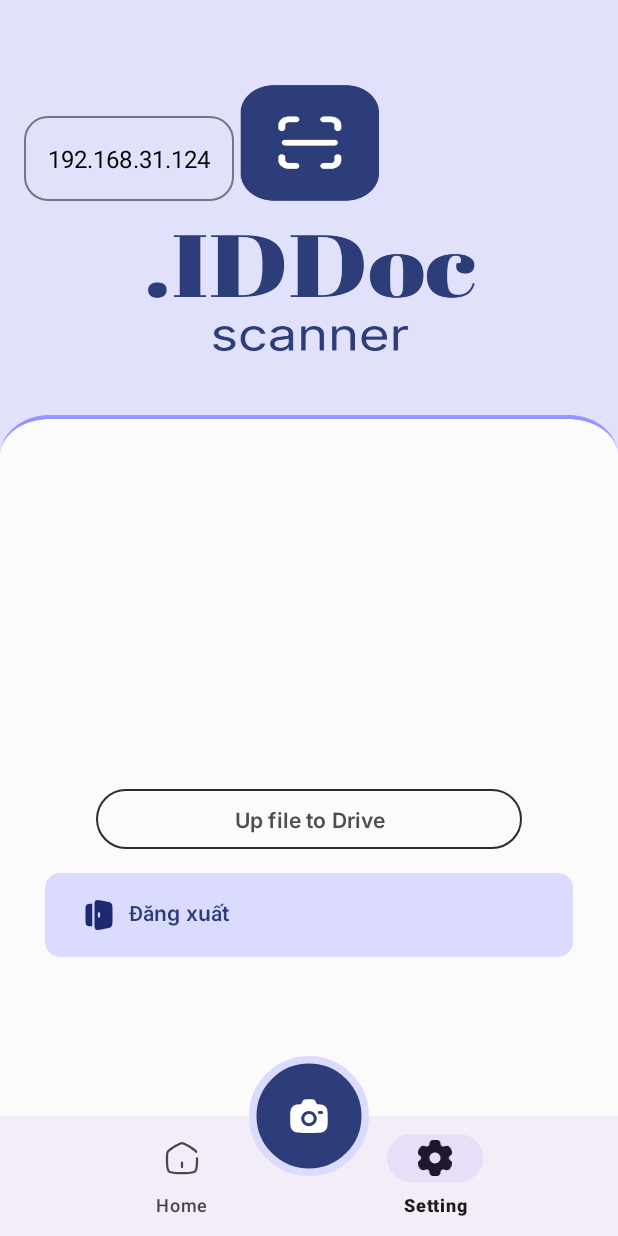
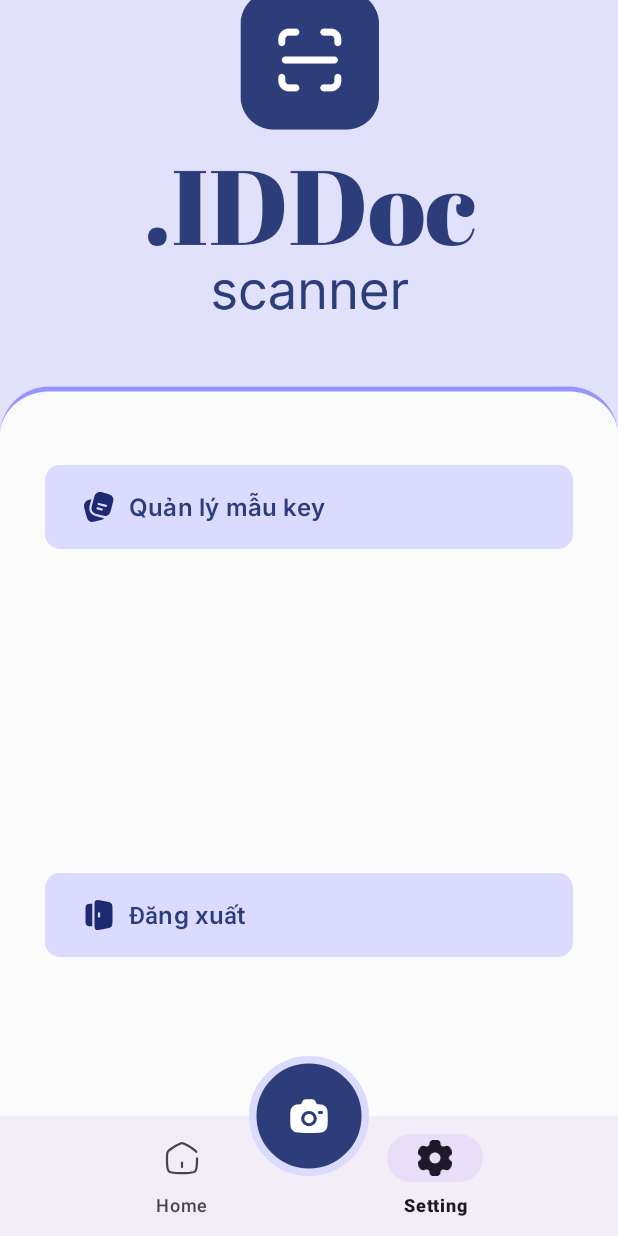
Before and after one commit to phongpn-14/smart-ocr, an Android app: the SettingFragment screen opened through its navigation route, on a phone screen of 412 x 824 dp. Run offline under Robolectric (Android 15) with nearby library versions, the light colour scheme and no system bars; our stand-ins replace Dagger/Hilt's generated code, EventBus, Firebase (no records; nobody signed in at launch, a user with empty details on screens opened directly), data binding, navigation-ui; libraries missing offline, so code that uses them is left out: com.airbnb.lottie, com.github.florent37.viewanimator, com.google.api.client, com.google.api.services, com.hjq.permissions and 1 more; network calls fail; 2 statements that could not run were skipped.

Commit message:
update auto fill

```diff
--- a/app/src/main/java/com/example/smartocr/ui/template/AutoFillViewDetailCCCDFragment.kt
+++ b/app/src/main/java/com/example/smartocr/ui/template/AutoFillViewDetailCCCDFragment.kt
@@ -40,7 +40,6 @@
             e.printStackTrace()
         }
 
-        binding.btSave.isVisible = editable
         binding.tvName.isEnabled = editable
         binding.tvBirthday.isEnabled = editable
         binding.tvId.isEnabled = editable
--- /dev/null
+++ b/app/src/main/res/drawable/ic_key_manage.xml
@@ -0,0 +1,13 @@
+<vector xmlns:android="http://schemas.android.com/apk/res/android"
+    android:width="20dp"
+    android:height="20dp"
+    android:viewportWidth="20"
+    android:viewportHeight="20">
+  <path
+      android:pathData="M2.295,12.264L2.727,13.873C3.23,15.753 3.482,16.692 4.053,17.302C4.503,17.783 5.087,18.119 5.729,18.269C6.542,18.459 7.481,18.207 9.361,17.704L9.361,17.704C11.24,17.2 12.18,16.948 12.789,16.378C12.84,16.33 12.889,16.281 12.936,16.231C12.657,16.208 12.377,16.163 12.091,16.106C11.511,15.991 10.822,15.806 10.007,15.588L9.917,15.564L9.897,15.558C9.01,15.321 8.269,15.122 7.677,14.908C7.055,14.683 6.49,14.406 6.009,13.956C5.348,13.337 4.885,12.535 4.679,11.652C4.53,11.011 4.572,10.383 4.689,9.732C4.8,9.108 5.001,8.36 5.241,7.464L5.241,7.464L5.686,5.802L5.702,5.743C4.101,6.174 3.259,6.429 2.697,6.956C2.216,7.406 1.879,7.989 1.73,8.632C1.54,9.445 1.792,10.384 2.295,12.264Z"
+      android:fillColor="#1D2970"/>
+  <path
+      android:pathData="M17.358,8.929L16.927,10.539C16.423,12.418 16.171,13.358 15.6,13.967C15.15,14.449 14.566,14.785 13.925,14.935C13.844,14.954 13.763,14.968 13.679,14.979C12.917,15.073 11.986,14.823 10.292,14.369C8.413,13.866 7.474,13.614 6.864,13.043C6.383,12.593 6.046,12.009 5.897,11.367C5.707,10.554 5.959,9.615 6.462,7.735L6.894,6.125C6.966,5.855 7.033,5.604 7.097,5.371C7.476,3.983 7.731,3.219 8.22,2.697C8.67,2.216 9.254,1.879 9.896,1.73C10.709,1.54 11.649,1.792 13.528,2.295C15.407,2.799 16.347,3.051 16.956,3.621C17.437,4.072 17.774,4.655 17.924,5.297C18.113,6.11 17.861,7.05 17.358,8.929ZM9.211,8.171C9.3,7.838 9.643,7.64 9.976,7.729L14.001,8.808C14.334,8.897 14.532,9.24 14.443,9.573C14.353,9.907 14.011,10.105 13.677,10.015L9.652,8.937C9.319,8.848 9.121,8.505 9.211,8.171ZM8.563,10.586C8.652,10.252 8.995,10.055 9.329,10.144L11.743,10.791C12.077,10.88 12.275,11.223 12.185,11.557C12.096,11.89 11.753,12.088 11.42,11.998L9.005,11.351C8.672,11.262 8.474,10.919 8.563,10.586Z"
+      android:fillColor="#1C274C"
+      android:fillType="evenOdd"/>
+</vector>
--- a/app/src/main/res/layout/fragment_auto_fill_view_scanned_cccd.xml
+++ b/app/src/main/res/layout/fragment_auto_fill_view_scanned_cccd.xml
@@ -43,8 +43,9 @@
             android:layout_height="wrap_content"
             android:layout_below="@id/llDetail"
             android:layout_marginHorizontal="24dp"
+            android:clipToPadding="false"
             android:layout_marginTop="30dp"
-            android:paddingBottom="150dp">
+            android:paddingBottom="120dp">
 
 
             <LinearLayout
--- a/app/src/main/res/layout/fragment_setting.xml
+++ b/app/src/main/res/layout/fragment_setting.xml
@@ -1,6 +1,7 @@
 <?xml version="1.0" encoding="utf-8"?>
 <layout xmlns:android="http://schemas.android.com/apk/res/android"
-    xmlns:app="http://schemas.android.com/apk/res-auto">
+    xmlns:app="http://schemas.android.com/apk/res-auto"
+    xmlns:tools="http://schemas.android.com/tools">
 
     <data>
 
@@ -8,52 +9,35 @@
 
     <androidx.constraintlayout.widget.ConstraintLayout
         android:layout_width="match_parent"
-        android:layout_height="match_parent"
-        android:background="@drawable/img_setting">
+        android:layout_height="match_parent">
 
-        <TextView
-            android:id="@+id/tv_name"
-            style="@style/Text.Title.Bold"
-            android:layout_width="wrap_content"
+        <ImageView
+            android:layout_width="match_parent"
+            android:layout_height="match_parent"
+            android:scaleType="centerCrop"
+            android:src="@drawable/img_setting" />
+
+        <com.google.android.material.button.MaterialButton
+            android:id="@+id/bt_manage_key"
+            style="@style/Button.Primary"
+            android:layout_width="match_parent"
             android:layout_height="wrap_content"
-            android:layout_margin="16dp"
-            android:text="User Name"
-            android:textColor="@color/black"
+            android:layout_marginHorizontal="30dp"
+            android:gravity="start"
+            android:paddingVertical="16dp"
+            android:text="Quản lý mẫu key"
+            android:textColor="#2C3D7A"
+            android:textSize="16sp"
+            app:backgroundTint="#DBDBFF"
+            app:icon="@drawable/ic_key_manage"
+            app:iconSize="24dp"
+            app:iconTint="#1D2970"
+            app:layout_constraintBottom_toBottomOf="parent"
+            app:layout_constraintEnd_toEndOf="parent"
             app:layout_constraintStart_toStartOf="parent"
-            app:layout_constraintTop_toTopOf="parent" />
-
-        <TextView
-            android:id="@+id/tv_email"
-            style="@style/Text.Body"
-            android:layout_width="wrap_content"
-            android:layout_height="wrap_content"
-            android:layout_marginStart="16dp"
-            android:text="example@gmail.com"
-            android:textColor="@color/black"
-            app:layout_constraintStart_toStartOf="parent"
-            app:layout_constraintTop_toBottomOf="@id/tv_name" />
-
-        <com.google.android.material.textfield.TextInputLayout
-            android:layout_width="wrap_content"
-            android:layout_height="wrap_content"
-            app:boxCornerRadiusBottomEnd="16dp"
-            app:boxCornerRadiusBottomStart="16dp"
-            app:boxCornerRadiusTopEnd="16dp"
-            app:boxCornerRadiusTopStart="16dp"
-            app:layout_constraintStart_toStartOf="parent"
-            app:layout_constraintTop_toBottomOf="@id/tv_email">
-
-            <com.google.android.material.textfield.TextInputEditText
-                android:id="@+id/edtIpServer"
-                style="@style/Text.Body"
-                android:layout_width="wrap_content"
-                android:layout_height="wrap_content"
-
-                android:layout_marginStart="16dp"
-                android:layout_marginTop="16dp"
-                android:background="@null"
-                android:text="192.168.31.124" />
-        </com.google.android.material.textfield.TextInputLayout>
+            app:layout_constraintTop_toTopOf="parent"
+            app:layout_constraintVertical_bias="0.45"
+            tools:ignore="HardcodedText" />
 
 
         <com.google.android.material.button.MaterialButton
@@ -63,10 +47,10 @@
             android:layout_height="wrap_content"
             android:layout_marginHorizontal="30dp"
             android:gravity="start"
-
             android:paddingVertical="16dp"
             android:text="Đăng xuất"
             android:textColor="#2C3D7A"
+            android:textSize="16sp"
             app:backgroundTint="#DBDBFF"
             app:icon="@drawable/ic_exit"
             app:iconSize="24dp"
@@ -75,25 +59,8 @@
             app:layout_constraintEnd_toEndOf="parent"
             app:layout_constraintStart_toStartOf="parent"
             app:layout_constraintTop_toTopOf="parent"
-            app:layout_constraintVertical_bias="0.85" />
-
-        <com.google.android.material.button.MaterialButton
-            android:id="@+id/bt_upload_file"
-            style="@style/Widget.Material3.Button"
-            android:layout_width="match_parent"
-            android:layout_height="wrap_content"
-            android:layout_marginHorizontal="64dp"
-            android:fontFamily="@font/inter_semibold"
-            android:text="Up file to Drive"
-            android:textColor="#4E4E4E"
-            app:backgroundTint="@android:color/transparent"
-            app:layout_constraintBottom_toBottomOf="parent"
-            app:layout_constraintEnd_toEndOf="parent"
-            app:layout_constraintStart_toStartOf="parent"
-            app:layout_constraintTop_toTopOf="parent"
-            app:layout_constraintVertical_bias="0.75"
-            app:strokeColor="#2C2C2C"
-            app:strokeWidth="1dp" />
+            app:layout_constraintVertical_bias="0.85"
+            tools:ignore="HardcodedText" />
 
     </androidx.constraintlayout.widget.ConstraintLayout>
 </layout>
--- a/app/src/main/res/navigation/app_nav.xml
+++ b/app/src/main/res/navigation/app_nav.xml
@@ -113,5 +113,9 @@
         android:id="@+id/fragmentFileResult"
         android:name="com.example.smartocr.ui.document.FragmentFileResult"
         android:label="FragmentFileResult" />
+    <fragment
+        android:id="@+id/manageTemplateKeyFragment"
+        android:name="com.example.smartocr.ui.template.ManageTemplateKeyFragment"
+        android:label="ManageTemplateKeyFragment" />
 
 </navigation>
```
Also changed, not shown: app/src/main/java/com/example/smartocr/data/remote/service/SmartOCRService.kt (+7 -0 lines), app/src/main/java/com/example/smartocr/ui/setting/SettingFragment.kt (+2 -38 lines), app/src/main/java/com/example/smartocr/ui/template/CreateKeyTemplateFragment.kt (+16 -2 lines), app/src/main/java/com/example/smartocr/ui/template/ManageTemplateKeyFragment.kt (added, +64 -0 lines), app/src/main/res/drawable/ic_add.xml (added, +10 -0 lines), app/src/main/res/layout/fragment_create_key_template.xml (+12 -0 lines), app/src/main/res/layout/fragment_saved_template.xml (+5 -2 lines).
